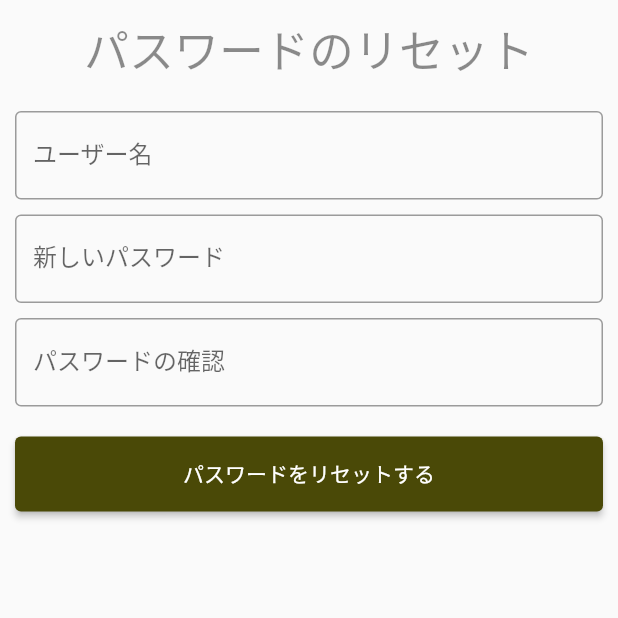
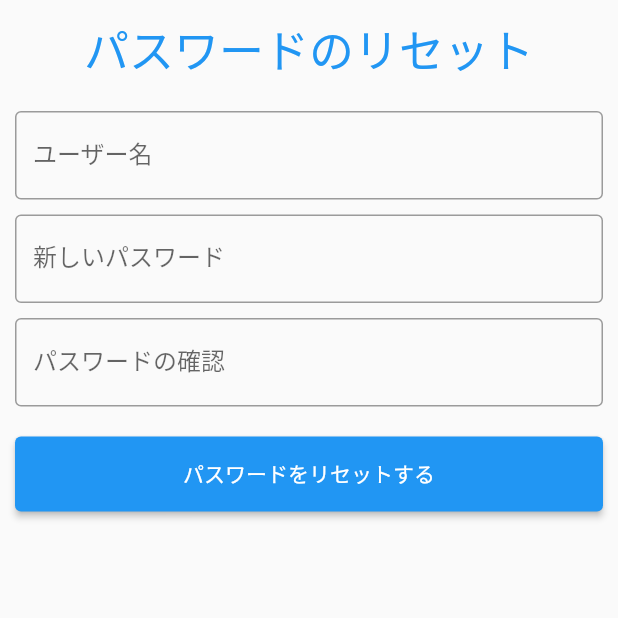
Before and after one commit to AyanaAkutsu/PasswordManager, a Flutter app: the ForgotPassword screen opened by its route, on a phone screen of 412 x 824 dp, the top half of it. Run offline on Flutter 3.47's test engine with Material 2 defaults, Android fonts, the phone set to English and light mode, and no system bars; our stand-ins replace cloud_firestore, firebase_core; accounts and stored records are empty.

Commit message:
パスワードリセット画面の色を変更

```diff
--- a/password_manager/lib/screens/forgotpassword.dart
+++ b/password_manager/lib/screens/forgotpassword.dart
@@ -27,7 +27,7 @@ class _ForgotPass extends State<ForgotPassword> {
                 child: const Text(
                   'パスワードのリセット',
                   style: TextStyle(
-                      color: Colors.black45,
+                      color: Colors.blue,
                       fontWeight: FontWeight.w500,
                       fontSize: 30),
                 )),
@@ -91,7 +91,7 @@ class _ForgotPass extends State<ForgotPassword> {
                     Navigator.of(context).pushNamed('/');
                   },
                   style: ElevatedButton.styleFrom(
-                    primary: Color.fromARGB(255, 74, 73, 7),
+                    //primary: Color.fromARGB(255, 74, 73, 7),
                   ),
                    child: const Text('パスワードをリセットする'),
 
```
